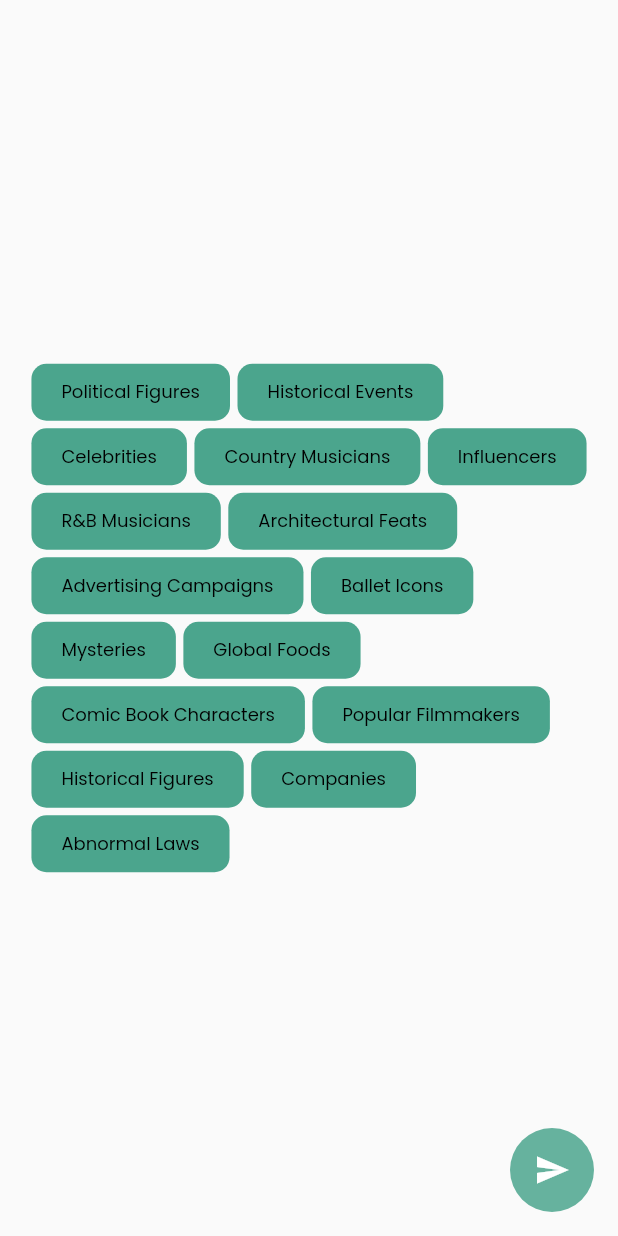
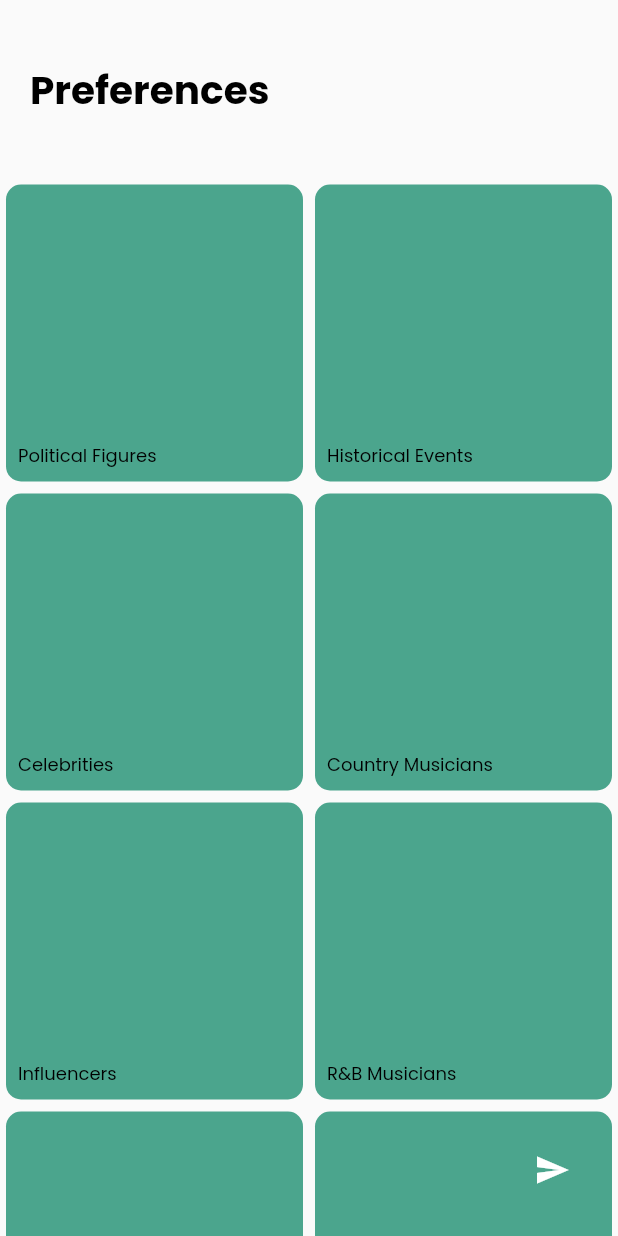
Before and after one commit to Aaryam/benoit, a Flutter app: the screen it shows after launch, on a phone screen of 412 x 824 dp. Run offline on Flutter 3.47's test engine with Material 2 defaults, Android fonts, the phone set to English and light mode, and no system bars; our stand-ins replace shared_preferences.

Commit message:
Minor updates to sectional content and to preference page

```diff
--- a/lib/misc/utilities.dart
+++ b/lib/misc/utilities.dart
@@ -67,6 +67,8 @@ class ScrapingUtilities {
     String documentData = "";
     bool isBefore = false;
 
+    const DOCUMENT_LENGTH = 30;
+
     if (response.statusCode == 200) {
       var document = parser.parse(response.body);
       List<DOM.Element> pTags = document.getElementsByTagName('p');
@@ -96,8 +98,7 @@ class ScrapingUtilities {
         } else {}
       }
 
-      documentData = documentData;
-      return [documentData, article + "#" + sectionHeader.text];
+      return documentData.split(" ").length > DOCUMENT_LENGTH ? [documentData, article + "#" + sectionHeader.text] : await getArticleData(article);
     }
 
     return [finalResponse, article + "#"];
@@ -183,6 +184,7 @@ class ScrapingUtilities {
 }
 
 class LocalStorageUtilities {
+
   // PREFERENCES:
   // "preferenceName•textfile|preferenceName1•textfile1"
 
--- a/lib/screens/homescreen.dart
+++ b/lib/screens/homescreen.dart
@@ -44,11 +44,7 @@ class HomeScreenState extends State<HomeScreen>
     return Scaffold(
       body: PageView.builder(
         itemBuilder: ((context, index) {
-          return const NewsCard(
-            title: 'Untitled',
-            img:
-                'https://cdn.vox-cdn.com/thumbor/201jHY6gZb68viG_DhitZzp1OCw=/0x0:2040x1360/2000x1333/filters:focal(1020x680:1021x681)/cdn.vox-cdn.com/uploads/chorus_asset/file/22977156/acastro_211101_1777_meta_0002.jpg',
-          );
+          return const NewsCard();
         }),
         itemCount: 100,
         controller: controller,
--- a/lib/screens/preferencescreen.dart
+++ b/lib/screens/preferencescreen.dart
@@ -39,20 +39,36 @@ class PreferencesScreenState extends State<PreferencesScreen>
     return Scaffold(
       body: Center(
         child: Padding(
-          padding: const EdgeInsets.all(15),
+          padding: const EdgeInsets.all(0),
           child: FutureBuilder<SharedPreferences>(
             future: SharedPreferences.getInstance(),
             builder: (context, sharedPreferencesSnapshot) {
               if (sharedPreferencesSnapshot.hasData) {
-                SharedPreferences sharedPreferences = sharedPreferencesSnapshot.data as SharedPreferences;
+                SharedPreferences sharedPreferences =
+                    sharedPreferencesSnapshot.data as SharedPreferences;
                 return Column(
                   mainAxisAlignment: MainAxisAlignment.center,
                   children: [
-                    Center(
-                      child: Wrap(
-                        spacing: 5,
-                        runSpacing: 5,
-                        children: <Widget>[
+                    SizedBox(
+                      height: MediaQuery.of(context).size.height,
+                      width: MediaQuery.of(context).size.width,
+                      child: ListView(
+                        physics: const BouncingScrollPhysics(),
+                        children: [
+                          const Padding(
+                            padding: EdgeInsets.symmetric(horizontal: 20, vertical: 40,),
+                            child: Text(
+                              'Preferences',
+                              style: TextStyle(
+                                fontFamily: 'Poppins',
+                                color: Colors.black,
+                                fontSize: 26,
+                                fontWeight: FontWeight.bold,
+                              ),
+                            ),
+                          ),
+                          Row(
+                            children: [
                               PreferenceButton(
                                 text: 'Political Figures',
                                 sharedPreferences: sharedPreferences,
@@ -65,6 +81,10 @@ class PreferencesScreenState extends State<PreferencesScreen>
                                 textFile:
                                     'assets/misc/content/historical_events.txt',
                               ),
+                            ],
+                          ),
+                          Row(
+                            children: <Widget>[
                               PreferenceButton(
                                 text: 'Celebrities',
                                 sharedPreferences: sharedPreferences,
@@ -76,6 +96,10 @@ class PreferencesScreenState extends State<PreferencesScreen>
                                 textFile:
                                     'assets/misc/content/country_musicians.txt',
                               ),
+                            ],
+                          ),
+                          Row(
+                            children: <Widget>[
                               PreferenceButton(
                                 text: 'Influencers',
                                 sharedPreferences: sharedPreferences,
@@ -86,6 +110,10 @@ class PreferencesScreenState extends State<PreferencesScreen>
                                 sharedPreferences: sharedPreferences,
                                 textFile: 'assets/misc/content/celebrities.txt',
                               ),
+                            ],
+                          ),
+                          Row(
+                            children: <Widget>[
                               PreferenceButton(
                                 text: 'Architectural Feats',
                                 sharedPreferences: sharedPreferences,
@@ -93,17 +121,31 @@ class PreferencesScreenState extends State<PreferencesScreen>
                                     'assets/misc/content/historical_figures.txt',
                               ),
                               PreferenceButton(
-                            text: 'Advertising Campaigns',
+                                text: 'Advertising',
                                 sharedPreferences: sharedPreferences,
                                 textFile:
                                     'assets/misc/content/historical_figures.txt',
                               ),
+                            ],
+                          ),
+                          Row(
+                            children: <Widget>[
                               PreferenceButton(
                                 text: 'Ballet Icons',
                                 sharedPreferences: sharedPreferences,
                                 textFile:
                                     'assets/misc/content/historical_figures.txt',
                               ),
+                              PreferenceButton(
+                                text: 'Comic Characters',
+                                sharedPreferences: sharedPreferences,
+                                textFile:
+                                    'assets/misc/content/comic_characters.txt',
+                              ),
+                            ],
+                          ),
+                          Row(
+                            children: <Widget>[
                               PreferenceButton(
                                 text: 'Mysteries',
                                 sharedPreferences: sharedPreferences,
@@ -113,14 +155,13 @@ class PreferencesScreenState extends State<PreferencesScreen>
                               PreferenceButton(
                                 text: 'Global Foods',
                                 sharedPreferences: sharedPreferences,
-                            textFile: 'assets/misc/content/global_foods.txt',
+                                textFile:
+                                    'assets/misc/content/global_foods.txt',
                               ),
-                          PreferenceButton(
-                            text: 'Comic Book Characters',
-                            sharedPreferences: sharedPreferences,
-                            textFile:
-                                'assets/misc/content/comic_characters.txt',
+                            ],
                           ),
+                          Row(
+                            children: <Widget>[
                               PreferenceButton(
                                 text: 'Popular Filmmakers',
                                 sharedPreferences: sharedPreferences,
@@ -132,15 +173,23 @@ class PreferencesScreenState extends State<PreferencesScreen>
                                 textFile:
                                     'assets/misc/content/historical_figures.txt',
                               ),
+                            ],
+                          ),
+                          Row(
+                            children: <Widget>[
+                              PreferenceButton(
+                                text: 'Abnormal Laws',
+                                sharedPreferences: sharedPreferences,
+                                textFile:
+                                    'assets/misc/content/entrepreneurs.txt',
+                              ),
                               PreferenceButton(
                                 text: 'Companies',
                                 sharedPreferences: sharedPreferences,
-                            textFile: 'assets/misc/content/entrepreneurs.txt',
+                                textFile:
+                                    'assets/misc/content/entrepreneurs.txt',
                               ),
-                          PreferenceButton(
-                            text: 'Abnormal Laws',
-                            sharedPreferences: sharedPreferences,
-                            textFile: 'assets/misc/content/entrepreneurs.txt',
+                            ],
                           ),
                         ],
                       ),
--- a/lib/widgets/preferencebutton.dart
+++ b/lib/widgets/preferencebutton.dart
@@ -12,35 +12,38 @@ class PreferenceButton extends StatelessWidget {
     required this.sharedPreferences,
     required this.textFile,
   });
+/*
 
+
+
+*/
   @override
   Widget build(BuildContext context) {
-    return Container(
+    return Padding(
+      padding: const EdgeInsets.symmetric(horizontal: 4.0, vertical: 4.0),
+      child: Container(
+        height: (MediaQuery.of(context).size.width * 1 / 2) - 8,
+        width: (MediaQuery.of(context).size.width * 1 / 2) - 8,
         decoration: BoxDecoration(
           color: BenoitColors.jungleGreen,
           borderRadius: BorderRadius.circular(10),
         ),
-      child: Material(
-        color: Colors.transparent,
-        child: InkWell(
-          borderRadius: BorderRadius.circular(10),
-          onTap: () async {
-            await LocalStorageUtilities.addPreference(text, textFile, sharedPreferences);
+        child: TextButton(
+          onPressed: () async {
+            await LocalStorageUtilities.addPreference(
+                text, textFile, sharedPreferences);
           },
           onLongPress: () async {
             await LocalStorageUtilities.clearPreferences(sharedPreferences);
           },
-          child: Padding(
-            padding: const EdgeInsets.symmetric(vertical: 10, horizontal: 20),
-            child: Text(
+          child: Align(alignment: Alignment.bottomLeft, child: Text(
             text,
             style: const TextStyle(
               fontFamily: 'Poppins',
               color: Colors.black,
               fontSize: 12,
             ),
-            ),
-          ),
+          ),)
         ),
       ),
     );
```
Also changed, not shown: lib/widgets/newscard.dart (+19 -8 lines). Lines whose indentation alone changed are shown as unchanged.
